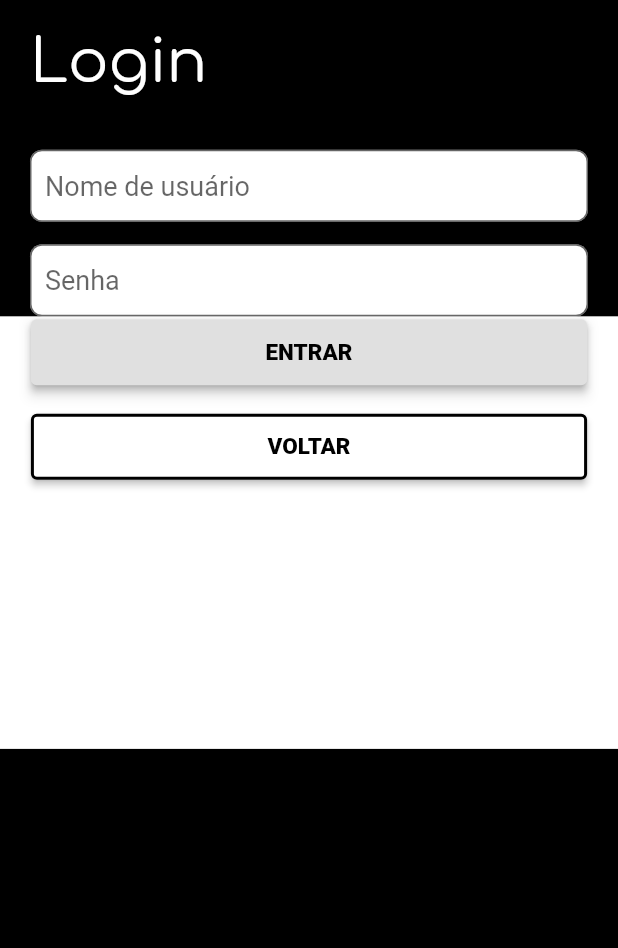
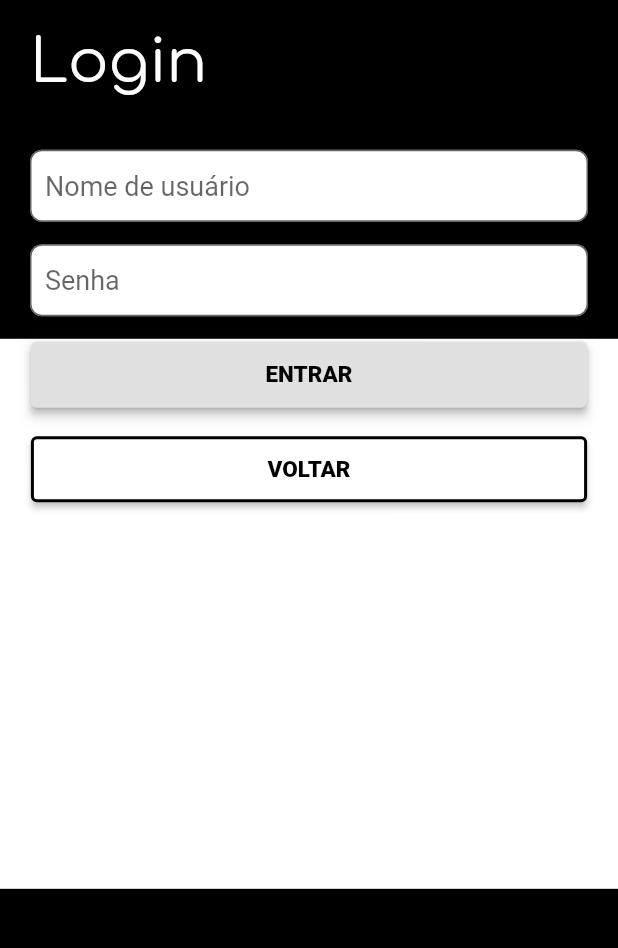
Before and after one commit to HeadQuarters-Comics/HQC, a Flutter app: the screen it shows after launch, after a tap on "LOGIN", on a phone screen of 412 x 824 dp, the part 228-1176 px from its top. Run offline on Flutter 3.47's test engine with Material 2 defaults, Android fonts, the phone set to English and light mode, and no system bars.

Commit message:
Improving Textfield margin

```diff
--- a/lib/login.dart
+++ b/lib/login.dart
@@ -57,8 +57,8 @@ class _LoginState extends State<LoginPage> {
               ),
             ),
             Padding(
-                padding:
-                    const EdgeInsets.symmetric(vertical: 0, horizontal: 20),
+                padding: const EdgeInsets.only(
+                    top: 0, left: 20, right: 20, bottom: 15),
                 child: TextField(
                   onChanged: (text) {
                     password = text;
@@ -78,7 +78,7 @@ class _LoginState extends State<LoginPage> {
                 )),
             Container(
               width: mediaQuery.size.width,
-              height: mediaQuery.size.height * 0.35,
+              height: mediaQuery.size.height * 0.445,
               color: Colors.white,
               child: Column(
                 children: [
```
